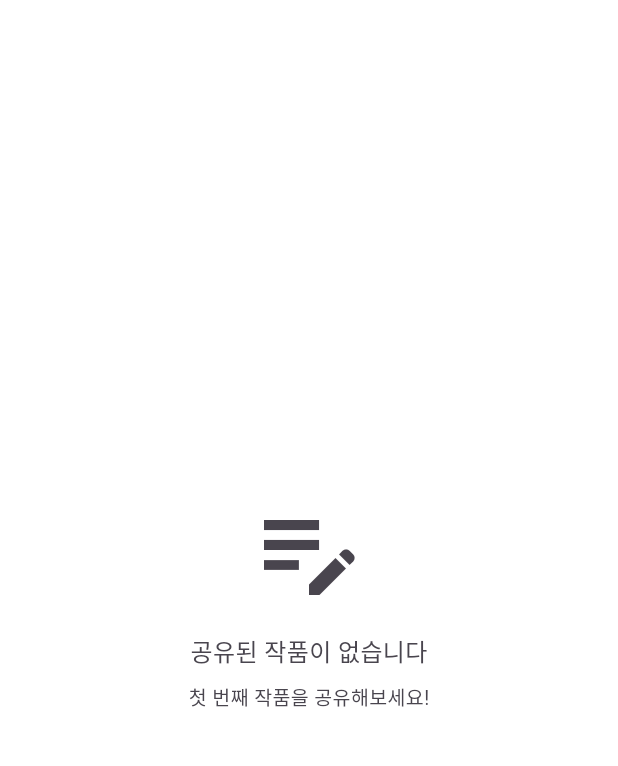
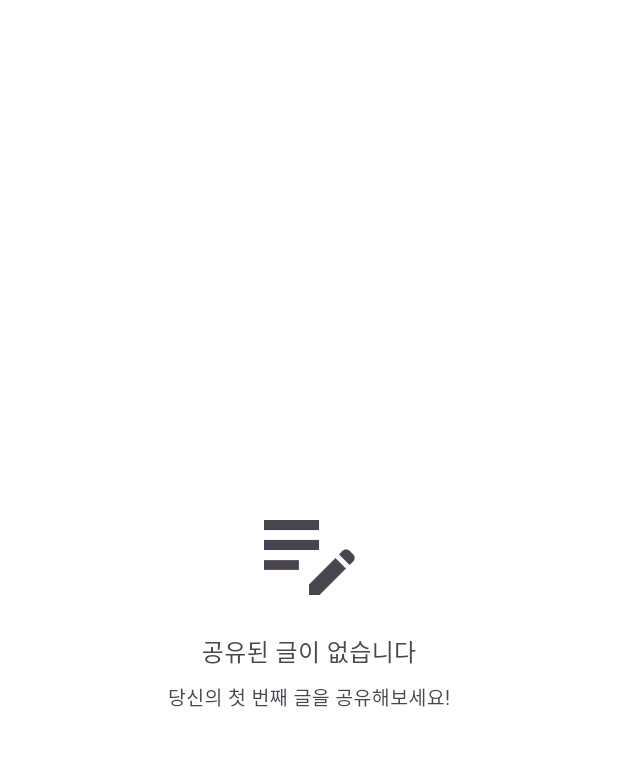
Before and after one commit to DDooTTaa/freshline, a Flutter app: the CommunityScreen screen opened directly, on a phone screen of 412 x 824 dp, the part 59-825 px from its top. Run offline on Flutter 3.47's test engine with Material 3 defaults, Android fonts, the phone set to English and light mode, and no system bars; our stand-ins replace cloud_firestore, firebase_auth, firebase_core, google_sign_in, shared_preferences, sqflite; missing offline and left inert: kakao_flutter_sdk_user; accounts and stored records are empty; generated files the repository leaves out were written again.

Commit message:
작품 -> 글

```diff
--- a/lib/screens/community_screen.dart
+++ b/lib/screens/community_screen.dart
@@ -145,8 +145,8 @@ class _CommunityScreenState extends State<CommunityScreen>
                   const SizedBox(height: 16),
                   Text(
                     _showFollowingOnly
-                        ? '팔로우한 작품이 없습니다'
-                        : '공유된 작품이 없습니다',
+                        ? '팔로우한 글이 없습니다'
+                        : '공유된 글이 없습니다',
                     style: TextStyle(
                       fontSize: 16,
                       color: Theme.of(context).colorScheme.onSurfaceVariant,
@@ -156,7 +156,7 @@ class _CommunityScreenState extends State<CommunityScreen>
                   Text(
                     _showFollowingOnly
                         ? '다른 사용자를 팔로우해보세요!'
-                        : '첫 번째 작품을 공유해보세요!',
+                        : '당신의 첫 번째 글을 공유해보세요!',
                     style: TextStyle(
                       fontSize: 13,
                       color: Theme.of(context).colorScheme.onSurfaceVariant,
@@ -337,7 +337,7 @@ class _CommunityScreenState extends State<CommunityScreen>
                               ],
                             ),
                             const SizedBox(height: 12),
-                            // 작품 내용
+                            // 글 내용
                             Builder(
                               builder: (context) {
                                 final sentence =
@@ -424,7 +424,7 @@ class _CommunityScreenState extends State<CommunityScreen>
                                   style: const TextStyle(fontSize: 13),
                                 ),
                                 const SizedBox(width: 8),
-                                // 팔로우 버튼 (자신의 작품이 아닐 때만 표시)
+                                // 팔로우 버튼 (자신의 글이 아닐 때만 표시)
                                 if (creation['userId'] != userId)
                                   StreamBuilder<bool>(
                                     stream: _firestoreService.isFollowingStream(
--- a/lib/screens/gallery_screen.dart
+++ b/lib/screens/gallery_screen.dart
@@ -41,7 +41,7 @@ class _GalleryScreenState extends State<GalleryScreen> {
       });
       if (mounted) {
         ScaffoldMessenger.of(context).showSnackBar(
-          SnackBar(content: Text('작품을 불러오는 중 오류가 발생했습니다: $e')),
+          SnackBar(content: Text('글을 불러오는 중 오류가 발생했습니다: $e')),
         );
       }
     }
@@ -54,7 +54,7 @@ class _GalleryScreenState extends State<GalleryScreen> {
       context: context,
       builder: (context) => AlertDialog(
         title: const Text('삭제 확인'),
-        content: const Text('이 작품을 삭제하시겠습니까?'),
+        content: const Text('이 글을 삭제하시겠습니까?'),
         actions: [
           TextButton(
             onPressed: () => Navigator.pop(context, false),
@@ -75,7 +75,7 @@ class _GalleryScreenState extends State<GalleryScreen> {
           _loadCreations();
           if (mounted) {
             ScaffoldMessenger.of(context).showSnackBar(
-              const SnackBar(content: Text('작품이 삭제되었습니다.')),
+              const SnackBar(content: Text('글이 삭제되었습니다.')),
             );
           }
         } else {
@@ -114,7 +114,7 @@ class _GalleryScreenState extends State<GalleryScreen> {
                       ),
                       const SizedBox(height: 16),
                       Text(
-                        '저장된 작품이 없습니다',
+                        '저장된 글이 없습니다',
                         style: TextStyle(
                           fontSize: 18,
                           color: Theme.of(context).colorScheme.onSurfaceVariant,
@@ -281,7 +281,7 @@ class _GalleryScreenState extends State<GalleryScreen> {
                                         ],
                                       ),
                                       const SizedBox(height: 12),
-                                      // 작품 내용
+                                      // 글 내용
                                       Builder(
                                         builder: (context) {
                                           return Column(
```
